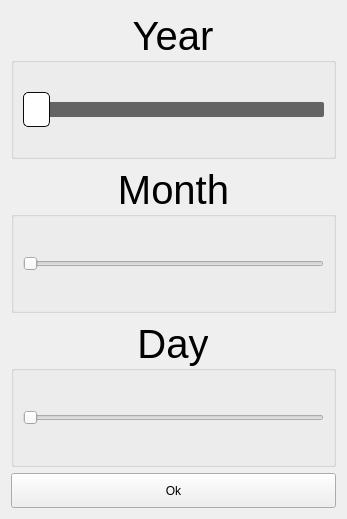
Old version of the form src/DateSelector.ui in the repository ic005k/Knot-Legacy.
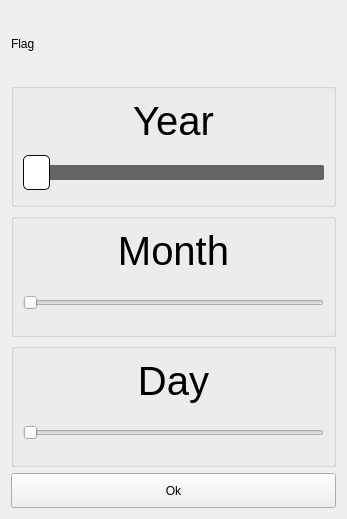
New version of the form.

```diff
--- a/src/DateSelector.ui
+++ b/src/DateSelector.ui
@@ -14,7 +14,26 @@
    <string>Date Selector</string>
   </property>
   <layout class="QGridLayout" name="gridLayout">
-   <item row="2" column="0">
+   <item row="4" column="0">
+    <widget class="QToolButton" name="btnOk">
+     <property name="sizePolicy">
+      <sizepolicy hsizetype="Preferred" vsizetype="Fixed">
+       <horstretch>0</horstretch>
+       <verstretch>0</verstretch>
+      </sizepolicy>
+     </property>
+     <property name="minimumSize">
+      <size>
+       <width>0</width>
+       <height>35</height>
+      </size>
+     </property>
+     <property name="text">
+      <string>Ok</string>
+     </property>
+    </widget>
+   </item>
+   <item row="3" column="0">
     <widget class="QGroupBox" name="gboxDay">
      <property name="maximumSize">
       <size>
@@ -28,13 +47,13 @@
       </font>
      </property>
      <property name="title">
-      <string>Day</string>
+      <string/>
      </property>
      <property name="alignment">
       <set>Qt::AlignCenter</set>
      </property>
      <layout class="QGridLayout" name="gridLayout_4">
-      <item row="0" column="0">
+      <item row="1" column="0">
        <widget class="QSlider" name="hsDay">
         <property name="minimumSize">
          <size>
@@ -62,10 +81,75 @@
         </property>
        </widget>
       </item>
+      <item row="0" column="0">
+       <widget class="QLabel" name="lblDay">
+        <property name="text">
+         <string>Day</string>
+        </property>
+        <property name="alignment">
+         <set>Qt::AlignCenter</set>
+        </property>
+       </widget>
+      </item>
      </layout>
     </widget>
    </item>
-   <item row="0" column="0">
+   <item row="2" column="0">
+    <widget class="QGroupBox" name="gboxMonth">
+     <property name="maximumSize">
+      <size>
+       <width>16777215</width>
+       <height>300</height>
+      </size>
+     </property>
+     <property name="font">
+      <font>
+       <pointsize>30</pointsize>
+      </font>
+     </property>
+     <property name="title">
+      <string/>
+     </property>
+     <property name="alignment">
+      <set>Qt::AlignCenter</set>
+     </property>
+     <layout class="QGridLayout" name="gridLayout_3">
+      <item row="1" column="0">
+       <widget class="QSlider" name="hsMonth">
+        <property name="minimumSize">
+         <size>
+          <width>0</width>
+          <height>45</height>
+         </size>
+        </property>
+        <property name="minimum">
+         <number>1</number>
+        </property>
+        <property name="maximum">
+         <number>13</number>
+        </property>
+        <property name="pageStep">
+         <number>1</number>
+        </property>
+        <property name="orientation">
+         <enum>Qt::Horizontal</enum>
+        </property>
+       </widget>
+      </item>
+      <item row="0" column="0">
+       <widget class="QLabel" name="lblMonth">
+        <property name="text">
+         <string>Month</string>
+        </property>
+        <property name="alignment">
+         <set>Qt::AlignCenter</set>
+        </property>
+       </widget>
+      </item>
+     </layout>
+    </widget>
+   </item>
+   <item row="1" column="0">
     <widget class="QGroupBox" name="gboxYear">
      <property name="maximumSize">
       <size>
@@ -79,7 +163,7 @@
       </font>
      </property>
      <property name="title">
-      <string>Year</string>
+      <string/>
      </property>
      <property name="alignment">
       <set>Qt::AlignCenter</set>
@@ -159,70 +243,23 @@
         </property>
        </widget>
       </item>
-     </layout>
-    </widget>
-   </item>
-   <item row="1" column="0">
-    <widget class="QGroupBox" name="gboxMonth">
-     <property name="maximumSize">
-      <size>
-       <width>16777215</width>
-       <height>300</height>
-      </size>
-     </property>
-     <property name="font">
-      <font>
-       <pointsize>30</pointsize>
-      </font>
-     </property>
-     <property name="title">
-      <string>Month</string>
-     </property>
-     <property name="alignment">
-      <set>Qt::AlignCenter</set>
-     </property>
-     <layout class="QGridLayout" name="gridLayout_3">
       <item row="0" column="0">
-       <widget class="QSlider" name="hsMonth">
-        <property name="minimumSize">
-         <size>
-          <width>0</width>
-          <height>45</height>
-         </size>
+       <widget class="QLabel" name="lblYear">
+        <property name="text">
+         <string>Year</string>
         </property>
-        <property name="minimum">
-         <number>1</number>
-        </property>
-        <property name="maximum">
-         <number>13</number>
-        </property>
-        <property name="pageStep">
-         <number>1</number>
-        </property>
-        <property name="orientation">
-         <enum>Qt::Horizontal</enum>
+        <property name="alignment">
+         <set>Qt::AlignCenter</set>
         </property>
        </widget>
       </item>
      </layout>
     </widget>
    </item>
-   <item row="3" column="0">
-    <widget class="QToolButton" name="btnOk">
-     <property name="sizePolicy">
-      <sizepolicy hsizetype="Preferred" vsizetype="Fixed">
-       <horstretch>0</horstretch>
-       <verstretch>0</verstretch>
-      </sizepolicy>
-     </property>
-     <property name="minimumSize">
-      <size>
-       <width>0</width>
-       <height>35</height>
-      </size>
-     </property>
+   <item row="0" column="0">
+    <widget class="QLabel" name="lblFlag">
      <property name="text">
-      <string>Ok</string>
+      <string>Flag</string>
      </property>
     </widget>
    </item>
```
Left out of the diff: 2 changed lines with no effect on the pictures.
